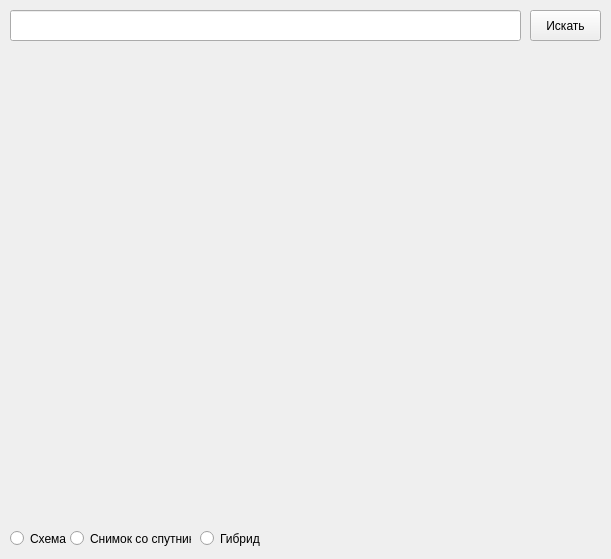
Before: the Qt Designer form map.ui in MaxVorosh/Project-of-Static-Maps, drawn with Qt 5.
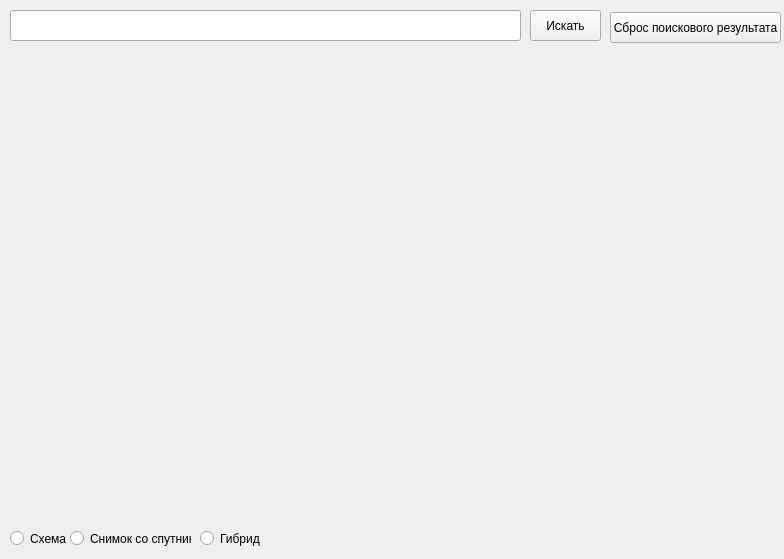
After: the same form once the commit is applied.

Patch:
```diff
--- a/map.ui
+++ b/map.ui
@@ -6,7 +6,7 @@
    <rect>
     <x>0</x>
     <y>0</y>
-    <width>611</width>
+    <width>784</width>
     <height>559</height>
    </rect>
   </property>
@@ -109,6 +109,19 @@
     <string notr="true">buttonGroup</string>
    </attribute>
   </widget>
+  <widget class="QPushButton" name="pushButton">
+   <property name="geometry">
+    <rect>
+     <x>610</x>
+     <y>12</y>
+     <width>171</width>
+     <height>31</height>
+    </rect>
+   </property>
+   <property name="text">
+    <string>Сброс поискового результата</string>
+   </property>
+  </widget>
  </widget>
  <resources/>
  <connections/>
```
